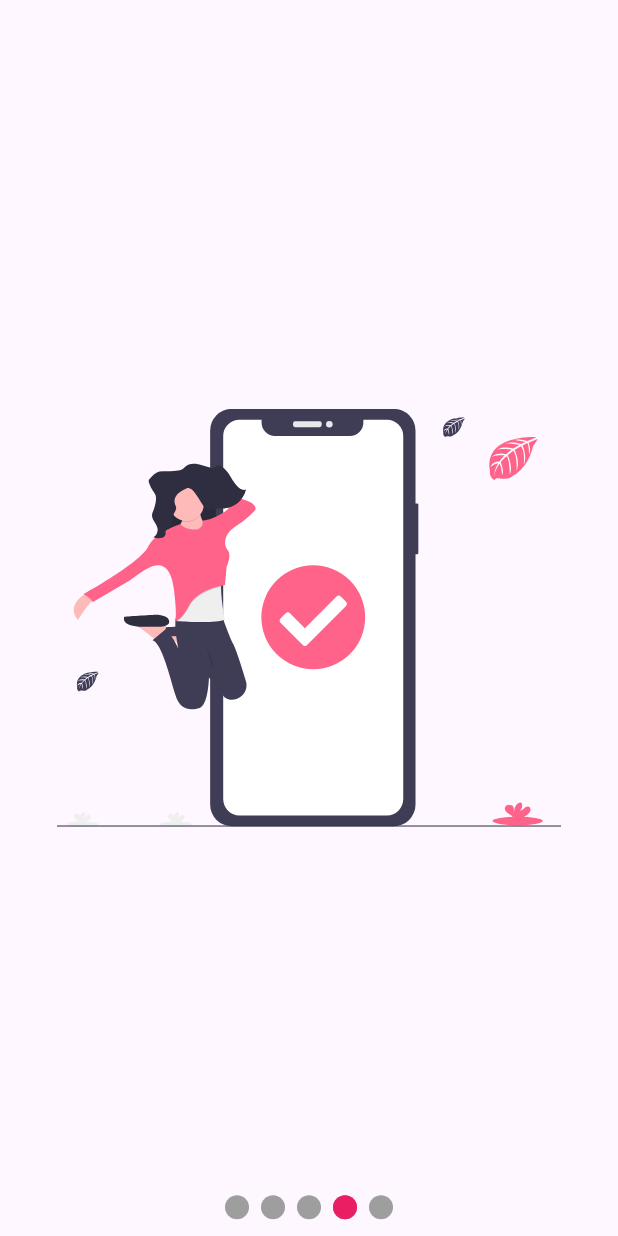
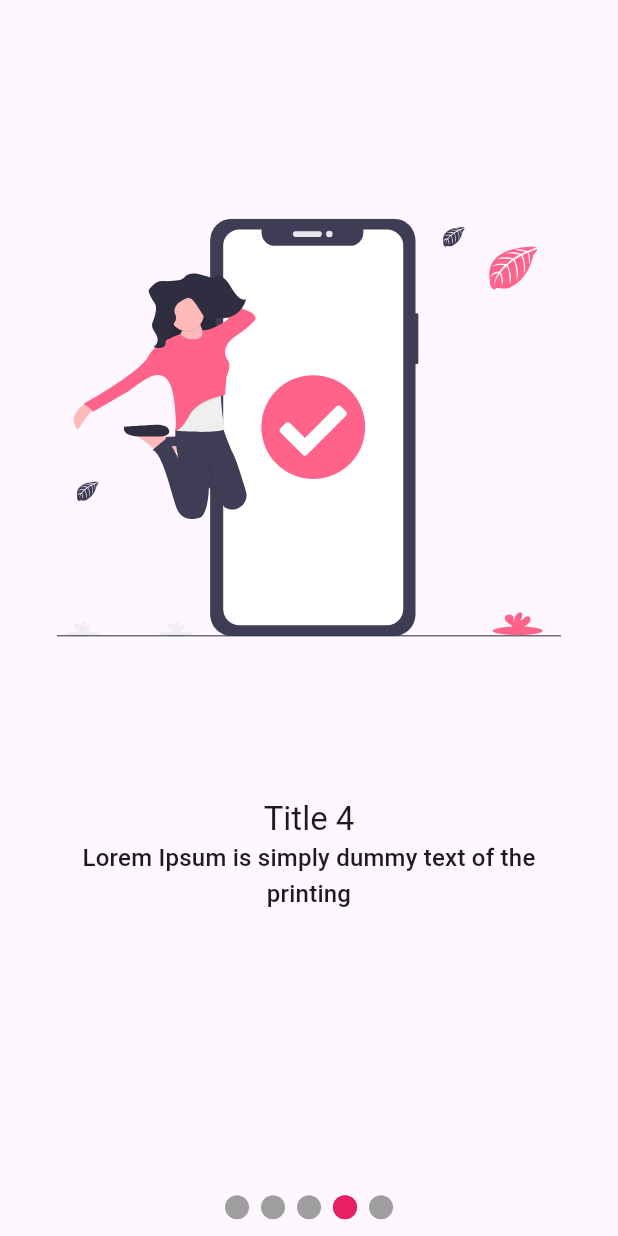
Before and after one commit to eliezerantonio/flutter_carousel_intro, a Flutter app: the screen it shows after launch, on a phone screen of 412 x 824 dp. Run offline on Flutter 3.47's test engine with Material 2 defaults, Android fonts, the light colour scheme and no system bars; our stand-ins replace flutter_svg.

Commit message:
added slider-model to slide-list with custom style

```diff
--- a/example/lib/main.dart
+++ b/example/lib/main.dart
@@ -1,5 +1,6 @@
 import 'package:flutter/material.dart';
 import 'package:flutter_carousel_intro/flutter_carousel_intro.dart';
+import 'package:flutter_carousel_intro/slider_item_model.dart';
 import 'package:flutter_carousel_intro/utils/enums.dart';
 import 'package:flutter_svg/svg.dart';
 
@@ -57,11 +58,32 @@ class MySlideShow extends StatelessWidget {
         indicatorEffect: IndicatorEffects.jumping,
         showIndicators: true,
         slides: [
-          SvgPicture.asset("assets/slide-1.svg"),
-          SvgPicture.asset("assets/slide-2.svg"),
-          SvgPicture.asset("assets/slide-3.svg"),
-          SvgPicture.asset("assets/slide-4.svg"),
-          SvgPicture.asset("assets/slide-5.svg"),
+          SliderItem(
+            title: 'Title 1',
+            subtitle: 'Lorem Ipsum is simply dummy text of the printing',
+            widget: SvgPicture.asset("assets/slide-1.svg"),
+          ),
+          SliderItem(
+            title: 'Title 2',
+            subtitle: 'Lorem Ipsum is simply dummy text of the printing',
+            widget: SvgPicture.asset("assets/slide-2.svg"),
+          ),
+          SliderItem(
+            title: 'Title 3',
+            subtitle: 'Lorem Ipsum is simply dummy text of the printing',
+            widget: SvgPicture.asset("assets/slide-3.svg"),
+          ),
+          SliderItem(
+            title: 'Title 4',
+            subtitle: 'Lorem Ipsum is simply dummy text of the printing',
+            widget: SvgPicture.asset("assets/slide-4.svg"),
+          ),
+          SliderItem(
+            title: 'Title 5',
+            subtitle: 'Lorem Ipsum is simply dummy text of the printing',
+            widget: SvgPicture.asset("assets/slide-5.svg"),
+            subtitleTextStyle: Theme.of(context).textTheme.displayMedium,
+          ),
         ],
       ),
     );
--- a/lib/carousel_item.dart
+++ b/lib/carousel_item.dart
@@ -1,5 +1,6 @@
 import 'package:flutter/material.dart';
 import 'package:flutter_carousel_intro/create_structure_slides.dart';
+import 'package:flutter_carousel_intro/slider_item_model.dart';
 import 'package:flutter_carousel_intro/slider_model.dart';
 import 'package:flutter_carousel_intro/utils/enums.dart';
 import 'package:provider/provider.dart';
@@ -21,6 +22,10 @@ class CarouselItem extends StatelessWidget {
     required this.scrollDirection,
     required this.indicatorAlign,
     required this.autoPlay,
+    required this.titleTextStyle,
+    required this.subtitleTextStyle,
+    required this.titleTextAlign,
+    required this.subtitleTextAlign,
     required this.indicatorEffects,
     required this.autoPlaySlideDuration,
     required this.autoPlaySlideDurationTransition,
@@ -30,7 +35,7 @@ class CarouselItem extends StatelessWidget {
 
   final Color primaryColor;
   final Color secondaryColor;
-  final List<Widget> slides;
+  final List<SliderItem> slides;
   final bool animatedRotateX;
   final bool animatedRotateZ;
   final bool scale;
@@ -47,6 +52,10 @@ class CarouselItem extends StatelessWidget {
   final Duration autoPlaySlideDurationTransition;
   final Curve autoPlaySlideDurationCurve;
   final bool showIndicators;
+  final TextStyle? titleTextStyle;
+  final TextStyle? subtitleTextStyle;
+  final TextAlign? titleTextAlign;
+  final TextAlign? subtitleTextAlign;
 
   @override
   Widget build(BuildContext context) {
@@ -70,6 +79,10 @@ class CarouselItem extends StatelessWidget {
           scrollDirection: scrollDirection,
           indicatorAlign: indicatorAlign,
           autoPlay: autoPlay,
+          titleTextStyle: titleTextStyle,
+          titleTextAlign: titleTextAlign,
+          subtitleTextStyle: subtitleTextStyle,
+          subtitleTextAlign: subtitleTextAlign,
           autoPlaySlideDuration: autoPlaySlideDuration,
           indicatorEffects: indicatorEffects,
           primaryColor: primaryColor,
--- a/lib/carousel_slide_item.dart
+++ b/lib/carousel_slide_item.dart
@@ -1,14 +1,74 @@
 import 'package:flutter/material.dart';
+import 'package:flutter_carousel_intro/slider_item_model.dart';
 
 class CarouselSlideItem extends StatelessWidget {
-  final Widget slide;
-  const CarouselSlideItem(this.slide, {super.key});
+  final SliderItem slide;
+  final TextStyle? titleTextStyle;
+  final TextStyle? subtitleTextStyle;
+  final TextAlign? titleTextAlign;
+  final TextAlign? subtitleTextAlign;
+
+  const CarouselSlideItem({
+    super.key,
+    required this.slide,
+    required this.titleTextStyle,
+    required this.subtitleTextStyle,
+    required this.titleTextAlign,
+    required this.subtitleTextAlign,
+  });
 
   @override
   Widget build(BuildContext context) {
     return Container(
       padding: const EdgeInsets.all(30),
-      child: slide,
+      child: Column(
+        children: [
+          SizedBox(
+            height: _getSlideWidgetHeight(context, slide.title, slide.subtitle),
+            child: slide.widget,
+          ),
+          Expanded(
+            child: Column(
+              crossAxisAlignment: CrossAxisAlignment.stretch,
+              children: [
+                if (slide.title != null)
+                  Text(
+                    slide.title ?? '',
+                    style: titleTextStyle ??
+                        slide.titleTextStyle ??
+                        Theme.of(context).textTheme.titleLarge,
+                    textAlign: titleTextAlign ??
+                        slide.titleTextAlign ??
+                        TextAlign.center,
+                  ),
+                if (slide.subtitle != null)
+                  Expanded(
+                    child: Text(
+                      slide.subtitle ?? '',
+                      style: subtitleTextStyle ??
+                          slide.subtitleTextStyle ??
+                          Theme.of(context).textTheme.titleMedium,
+                      textAlign: subtitleTextAlign ??
+                          slide.subtitleTextAlign ??
+                          TextAlign.center,
+                    ),
+                  ),
+              ],
+            ),
+          )
+        ],
+      ),
     );
   }
+
+  double? _getSlideWidgetHeight(
+    BuildContext context,
+    String? title,
+    String? subtitle,
+  ) {
+    if (title == null && subtitle == null) {
+      return MediaQuery.sizeOf(context).height * 0.8;
+    }
+    return MediaQuery.sizeOf(context).height * 0.6;
+  }
 }
--- a/lib/carousel_slides.dart
+++ b/lib/carousel_slides.dart
@@ -1,14 +1,13 @@
 import 'dart:async';
 import 'dart:math';
-
 import 'package:flutter/material.dart';
+import 'package:flutter_carousel_intro/slider_item_model.dart';
 import 'package:provider/provider.dart';
-
 import 'carousel_slide_item.dart';
 import 'slider_model.dart';
 
 class CarouselSlides extends StatefulWidget {
-  final List<Widget> slides;
+  final List<SliderItem> slides;
   final bool animatedRotateX;
   final bool animatedRotateZ;
   final bool animatedOpacity;
@@ -20,6 +19,10 @@ class CarouselSlides extends StatefulWidget {
   final Duration autoPlaySlideDuration;
   final Duration autoPlaySlideDurationTransition;
   final Curve autoPlaySlideDurationCurve;
+  final TextStyle? titleTextStyle;
+  final TextStyle? subtitleTextStyle;
+  final TextAlign? titleTextAlign;
+  final TextAlign? subtitleTextAlign;
 
   const CarouselSlides(
     this.slides,
@@ -30,6 +33,10 @@ class CarouselSlides extends StatefulWidget {
     this.physics,
     this.pageViewController, {
     super.key,
+    required this.titleTextStyle,
+    required this.subtitleTextStyle,
+    required this.titleTextAlign,
+    required this.subtitleTextAlign,
     required this.scrollDirection,
     required this.autoPlay,
     required this.autoPlaySlideDuration,
@@ -103,7 +110,11 @@ class CarouselSlidesState extends State<CarouselSlides> {
                 ..rotateZ(widget.animatedRotateZ ? pi * (value - 1) : 0.0)
                 ..scale(widget.scale ? value : 1.0, widget.scale ? value : 1.0),
               child: CarouselSlideItem(
-                widget.slides[index],
+                slide: widget.slides[index],
+                titleTextStyle: widget.titleTextStyle,
+                titleTextAlign: widget.titleTextAlign,
+                subtitleTextStyle: widget.subtitleTextStyle,
+                subtitleTextAlign: widget.subtitleTextAlign,
               ),
             ),
           ),
--- a/lib/create_structure_slides.dart
+++ b/lib/create_structure_slides.dart
@@ -9,6 +9,7 @@ import 'package:flutter_carousel_intro/page_indicator/effects/slide_effect.dart'
 import 'package:flutter_carousel_intro/page_indicator/effects/swap_effect.dart';
 import 'package:flutter_carousel_intro/page_indicator/effects/worm_effect.dart';
 import 'package:flutter_carousel_intro/page_indicator/page_indicator.dart';
+import 'package:flutter_carousel_intro/slider_item_model.dart';
 import 'package:flutter_carousel_intro/slider_model.dart';
 import 'package:flutter_carousel_intro/utils/enums.dart';
 import 'package:provider/provider.dart';
@@ -37,9 +38,13 @@ class CreateStructureSlides extends StatelessWidget {
     required this.autoPlaySlideDurationTransition,
     required this.autoPlaySlideDurationCurve,
     required this.showIndicators,
+    required this.titleTextStyle,
+    required this.subtitleTextStyle,
+    required this.titleTextAlign,
+    required this.subtitleTextAlign,
   });
 
-  final List<Widget> slides;
+  final List<SliderItem> slides;
   final bool animatedRotateX;
   final bool animatedRotateZ;
   final bool scale;
@@ -58,6 +63,10 @@ class CreateStructureSlides extends StatelessWidget {
   final Duration autoPlaySlideDurationTransition;
   final Curve autoPlaySlideDurationCurve;
   final bool showIndicators;
+  final TextStyle? titleTextStyle;
+  final TextStyle? subtitleTextStyle;
+  final TextAlign? titleTextAlign;
+  final TextAlign? subtitleTextAlign;
 
   @override
   Widget build(BuildContext context) {
@@ -73,6 +82,10 @@ class CreateStructureSlides extends StatelessWidget {
           pageViewController,
           scrollDirection: scrollDirection,
           autoPlay: autoPlay,
+          titleTextStyle: titleTextStyle,
+          titleTextAlign: titleTextAlign,
+          subtitleTextStyle: subtitleTextStyle,
+          subtitleTextAlign: subtitleTextAlign,
           autoPlaySlideDuration: autoPlaySlideDuration,
           autoPlaySlideDurationTransition: autoPlaySlideDurationTransition,
           autoPlaySlideDurationCurve: autoPlaySlideDurationCurve,
--- a/lib/flutter_carousel_intro.dart
+++ b/lib/flutter_carousel_intro.dart
@@ -1,13 +1,14 @@
 import 'package:flutter/material.dart';
 import 'package:flutter_carousel_intro/carousel_item.dart';
 import 'package:flutter_carousel_intro/page_indicator/page_indicator.dart';
+import 'package:flutter_carousel_intro/slider_item_model.dart';
 import 'package:flutter_carousel_intro/utils/enums.dart';
 import 'package:provider/provider.dart';
 import 'slider_model.dart';
 
 class FlutterCarouselIntro extends StatelessWidget {
   //* Slide list
-  final List<Widget> slides;
+  final List<SliderItem> slides;
   final bool animatedRotateX;
   final bool animatedRotateZ;
   final bool animatedOpacity;
@@ -27,6 +28,10 @@ class FlutterCarouselIntro extends StatelessWidget {
   final Duration? autoPlaySlideDurationTransition;
   final Curve? autoPlaySlideDurationCurve;
   final bool showIndicators;
+  final TextStyle? titleTextStyle;
+  final TextAlign? titleTextAlign;
+  final TextAlign? subtitleTextAlign;
+  final TextStyle? subtitleTextStyle;
 
   const FlutterCarouselIntro({
     Key? key,
@@ -43,10 +48,14 @@ class FlutterCarouselIntro extends StatelessWidget {
     this.dotsContainerHeight,
     this.dotsContainerWidth,
     this.controller,
+    this.titleTextStyle,
+    this.subtitleTextStyle,
     this.scrollDirection = Axis.horizontal,
     this.indicatorAlign,
     this.pageIndicator,
     this.indicatorEffect,
+    this.titleTextAlign,
+    this.subtitleTextAlign,
     this.autoPlaySlideDurationTransition,
     this.autoPlaySlideDurationCurve,
     this.showIndicators = true,
@@ -70,6 +79,10 @@ class FlutterCarouselIntro extends StatelessWidget {
         controller: controller,
         scrollDirection: scrollDirection,
         indicatorAlign: indicatorAlign,
+        titleTextStyle: titleTextStyle,
+        titleTextAlign: titleTextAlign,
+        subtitleTextStyle: subtitleTextStyle,
+        subtitleTextAlign: subtitleTextAlign,
         autoPlay: autoPlay,
         autoPlaySlideDurationCurve: autoPlaySlideDurationCurve ?? Curves.ease,
         autoPlaySlideDurationTransition: autoPlaySlideDurationTransition ??
```
